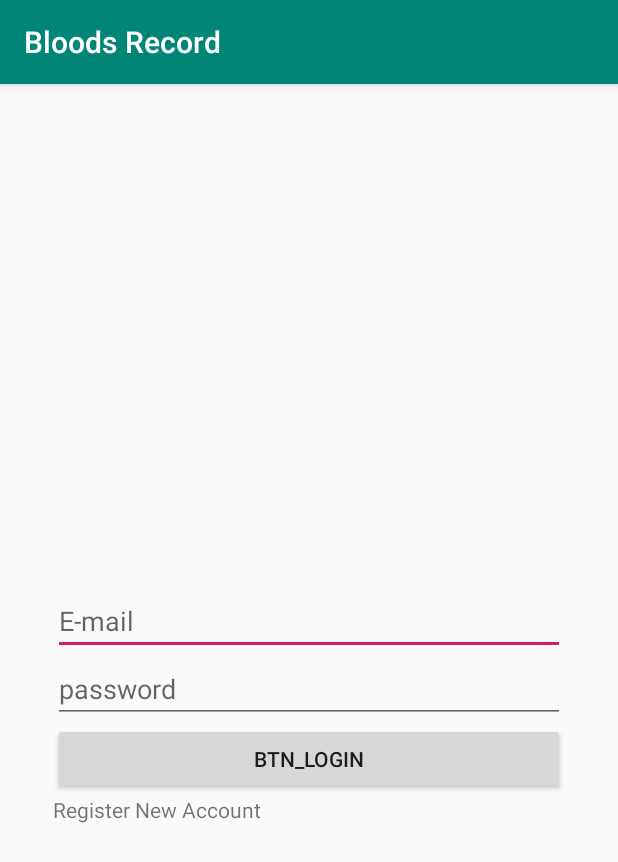
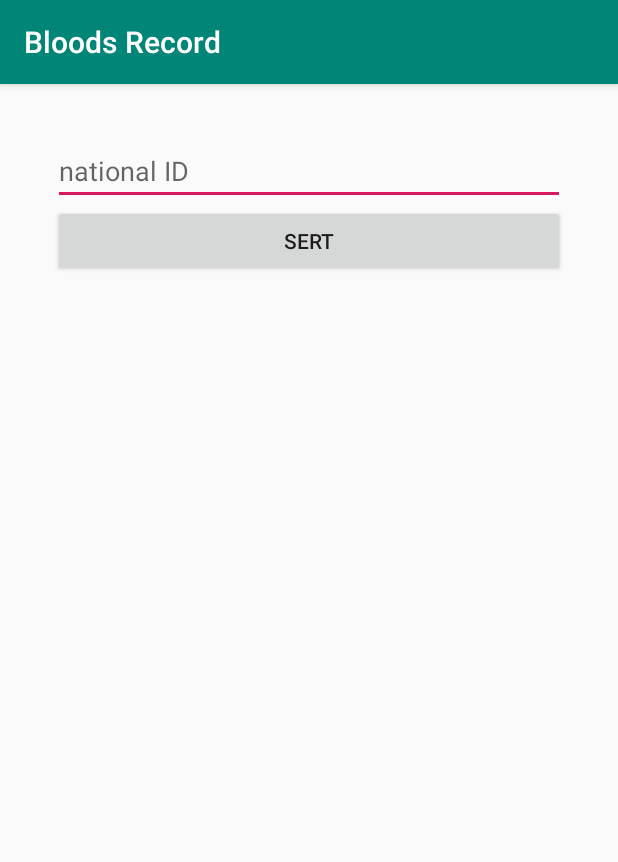
Before and after one commit to jirawan-chuapradit/AB-A-B-O-Keep-Bloods-Record, an Android app: the screen it shows after launch (MainActivity), on a phone screen of 412 x 824 dp. Shown: the top 862 px of the screen. Run offline under Robolectric (Android 15) with nearby library versions, the phone set to English and light mode, and no system bars; our stand-ins replace Firebase (no records; nobody signed in at launch, a user with empty details on screens opened directly).

Commit message:
แสดงผู้บริจาค (ฝั่ง จนท.)
แต่ยังเอาที่กรอกจริงมาไม่ได้

```diff
--- a/BloodsRecord/app/src/main/java/com/example/suttidasat/bloodsrecord/MainActivity.java
+++ b/BloodsRecord/app/src/main/java/com/example/suttidasat/bloodsrecord/MainActivity.java
@@ -14,7 +14,7 @@ public class MainActivity extends AppCompatActivity {
         if(savedInstanceState == null){
             getSupportFragmentManager()
                     .beginTransaction()
-                    .replace(R.id.main_view, new LoginFragment())
+                    .replace(R.id.main_view, new SertNationalID())
                     .commit();
         }
     }
--- /dev/null
+++ b/BloodsRecord/app/src/main/java/com/example/suttidasat/bloodsrecord/SertNationalID.java
@@ -0,0 +1,46 @@
+package com.example.suttidasat.bloodsrecord;
+
+import android.os.Bundle;
+import android.support.annotation.NonNull;
+import android.support.annotation.Nullable;
+import android.support.v4.app.Fragment;
+import android.util.Log;
+import android.view.LayoutInflater;
+import android.view.View;
+import android.view.ViewGroup;
+import android.widget.Button;
+import android.widget.Toast;
+
+import com.example.suttidasat.bloodsrecord.donator.DonatorProfileFragment;
+import com.google.firebase.firestore.FirebaseFirestore;
+
+public class SertNationalID extends Fragment {
+
+    public View onCreateView(@NonNull LayoutInflater inflater, @Nullable ViewGroup container, @Nullable Bundle savedInstanceState) {
+        return inflater.inflate(R.layout.sert_nationalid, container,false);
+    }
+
+    public void onActivityCreated(@Nullable Bundle savedInstanceState) {
+        super.onActivityCreated(savedInstanceState);
+        btnSertNationalID();
+
+    }
+
+    void btnSertNationalID(){
+
+        Button sertNa = getView().findViewById(R.id.btn_sert_nationalID);
+        sertNa.setOnClickListener(new View.OnClickListener() {
+            @Override
+            public void onClick(View v) {
+                getActivity().getSupportFragmentManager()
+                        .beginTransaction()
+                        .replace(R.id.main_view, new InsertHistoryFragment())
+                        .commit();
+
+                Log.d("USER", "Go To insert Danater History");
+            }
+        });
+
+
+    }
+}
--- a/BloodsRecord/app/src/main/res/layout/fragment_login.xml
+++ b/BloodsRecord/app/src/main/res/layout/fragment_login.xml
@@ -16,12 +16,6 @@
             android:orientation="vertical">
 
 
-            <ImageView
-                android:id="@+id/imageView"
-                android:layout_width="match_parent"
-                android:layout_height="300dp"
-                android:layout_gravity="center"
-                />
 
             <EditText
                 android:inputType="text"
@@ -43,7 +37,7 @@
                 />
 
             <Button
-                android:text="btn_login"
+                android:text="login"
                 android:layout_width="match_parent"
                 android:layout_height="wrap_content"
                 android:id="@+id/login_btn"
--- a/BloodsRecord/app/src/main/res/layout/sert_nationalid.xml
+++ b/BloodsRecord/app/src/main/res/layout/sert_nationalid.xml
@@ -30,10 +30,10 @@
 
 
             <Button
-                android:text="btn_sert_nationalID"
+                android:text="sert"
                 android:layout_width="match_parent"
                 android:layout_height="wrap_content"
-                android:id="@+id/login_btn"
+                android:id="@+id/btn_sert_nationalID"
                 />
 
 
```
Also changed, not shown: BloodsRecord/app/src/main/java/com/example/suttidasat/bloodsrecord/InsertHistory.java (deleted, +0 -33 lines), BloodsRecord/app/src/main/java/com/example/suttidasat/bloodsrecord/InsertHistoryFragment.java (added, +87 -0 lines), BloodsRecord/app/src/main/res/layout/insert_history.xml (+13 -13 lines).
